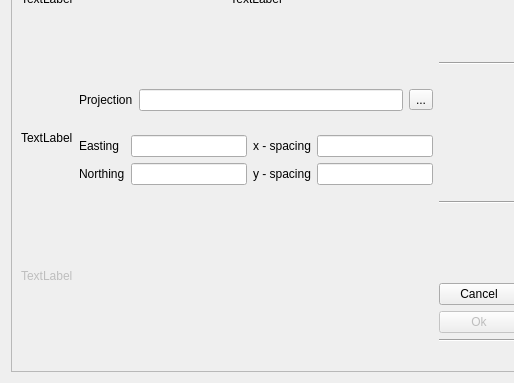
Old version of the form src/ICreateMapGridTool.ui in the repository ntruchsess/QLandkarteGT; both pictures show x 0 to 514 and y 88 to 471 of the 1103 by 471 pixel window.
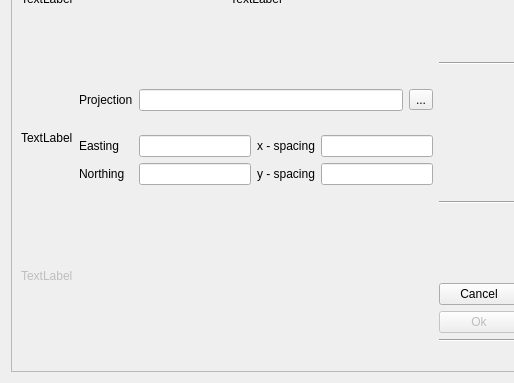
New version of the form.

Diff of the .ui file:
```diff
--- a/src/ICreateMapGridTool.ui
+++ b/src/ICreateMapGridTool.ui
@@ -97,16 +97,16 @@
        </widget>
       </item>
       <item row="1" column="1" >
-       <layout class="QVBoxLayout" >
-        <item>
-         <layout class="QHBoxLayout" >
-          <item>
+       <layout class="QGridLayout" >
+        <item row="0" column="0" >
            <widget class="QLabel" name="label_11" >
             <property name="text" >
              <string>Projection</string>
             </property>
            </widget>
           </item>
+        <item row="0" column="1" >
+         <layout class="QHBoxLayout" >
           <item>
            <widget class="QLineEdit" name="lineProjection" />
           </item>
@@ -125,30 +125,41 @@
           </item>
          </layout>
         </item>
+        <item row="1" column="0" >
+         <layout class="QVBoxLayout" >
         <item>
-         <layout class="QGridLayout" >
-          <item row="0" column="0" >
            <widget class="QLabel" name="labelEasting" >
             <property name="text" >
              <string>Easting</string>
             </property>
            </widget>
           </item>
-          <item row="0" column="1" >
+          <item>
+           <widget class="QLabel" name="labelNorthing" >
+            <property name="text" >
+             <string>Northing</string>
+            </property>
+           </widget>
+          </item>
+         </layout>
+        </item>
+        <item row="1" column="1" >
+         <layout class="QGridLayout" >
+          <item row="0" column="0" >
            <widget class="QLineEdit" name="lineLongitude" >
             <property name="text" >
              <string/>
             </property>
            </widget>
           </item>
-          <item row="0" column="2" >
+          <item row="0" column="1" >
            <widget class="QLabel" name="label_9" >
             <property name="text" >
              <string>x - spacing</string>
             </property>
            </widget>
           </item>
-          <item row="0" column="3" >
+          <item row="0" column="2" >
            <widget class="QLineEdit" name="lineXSpacing" >
             <property name="text" >
              <string/>
@@ -156,27 +167,20 @@
            </widget>
           </item>
           <item row="1" column="0" >
-           <widget class="QLabel" name="labelNorthing" >
-            <property name="text" >
-             <string>Northing</string>
-            </property>
-           </widget>
-          </item>
-          <item row="1" column="1" >
            <widget class="QLineEdit" name="lineLatitude" >
             <property name="text" >
              <string/>
             </property>
            </widget>
           </item>
-          <item row="1" column="2" >
+          <item row="1" column="1" >
            <widget class="QLabel" name="labelYSpacing" >
             <property name="text" >
              <string>y - spacing</string>
             </property>
            </widget>
           </item>
-          <item row="1" column="3" >
+          <item row="1" column="2" >
            <widget class="QLineEdit" name="lineYSpacing" >
             <property name="text" >
              <string/>
```
Lines whose indentation alone changed are shown as unchanged.
